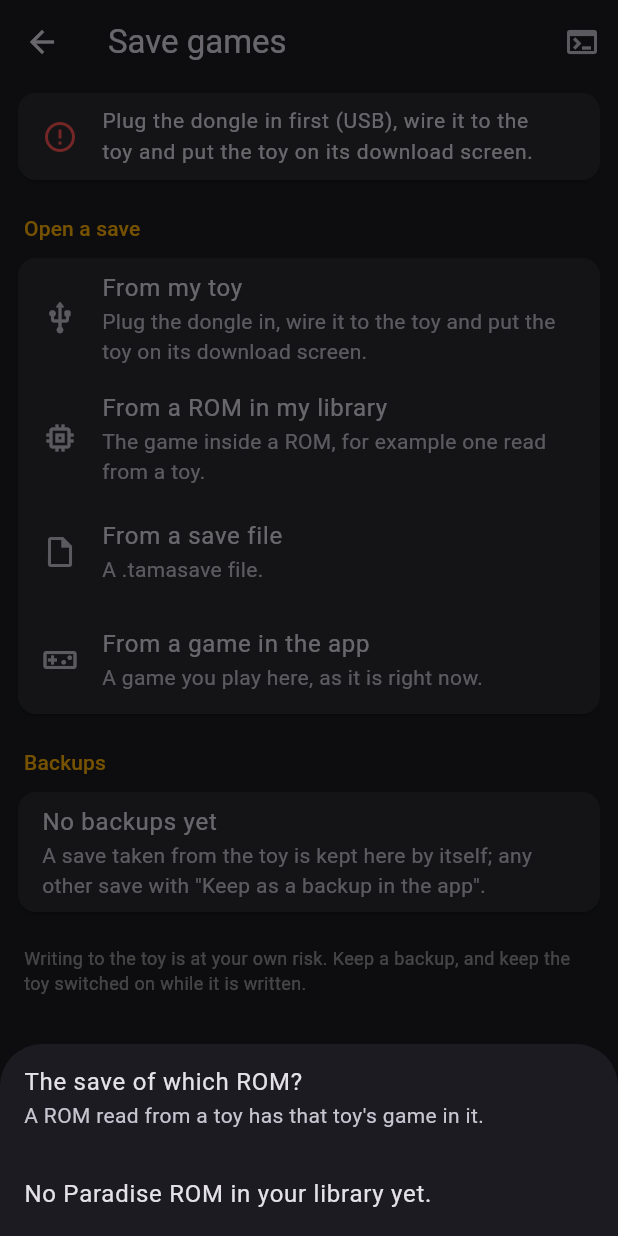
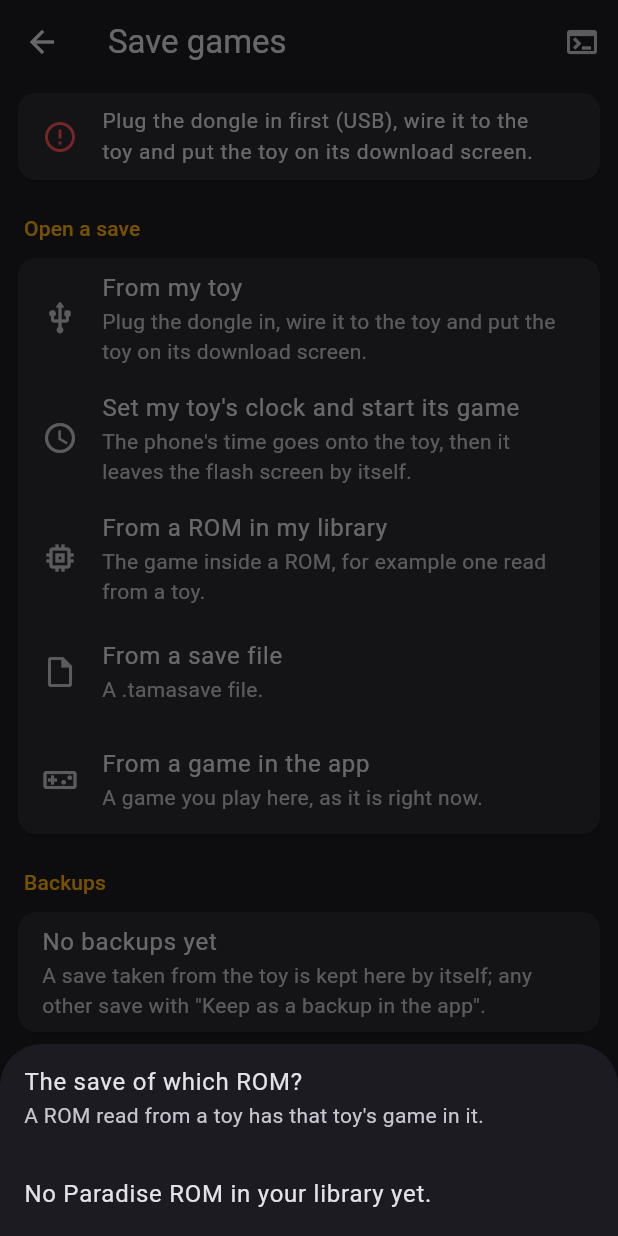
Before and after one commit to Coral-coder/tama-emu-ios, a Flutter app: the SavesScreen screen opened directly, after a tap on "From my toy", after a tap on "From a ROM in my library", on a phone screen of 412 x 824 dp. Run offline on Flutter 3.47's test engine with Material 3 defaults, Android fonts, the phone set to English and light mode, and no system bars; our stand-ins replace file_picker, flutter_blue_plus, material_ui, permission_handler, share_plus and 3 more; missing offline and left inert: cryptography, dart:ffi, mqtt_client, webview_flutter_android, webview_flutter_wkwebview; accounts and stored records are empty; network calls fail; statements that could not run were skipped; key blocks and very long unbroken strings in the code were emptied for the run.

Commit message:
Toy: leave the flash screen without the reset button, set its clock from the phone *u
Co-Authored-By: Claude Fable 5.2 <noreply@anthropic.com>
Claude-Session: https://claude.ai/code/session_01CiKekUjqKVudkMcA3NQuT7

```diff
--- a/lib/paramix/save_flow.dart
+++ b/lib/paramix/save_flow.dart
@@ -380,6 +380,27 @@ Future<DeviceWritten> devSaveWrite(SaveDevice d, ParaSave save, ParaCheck chk, {
   return DeviceWritten(w, map.length, cl, t('devSaveDone', {'w': w, 'c': cl ? t('devSaveClock') : t('devSaveClockNo')}));
 }
 
+/// Sets the toy's clock to [now] (the phone's local time). The game counts its date from an
+/// origin in its settings block (days since 2025-01-01 at +12, seconds of the day at +16) plus
+/// the seconds counter of the clock chip, so the counter is set to the time since that origin.
+/// Null when it worked, else why not.
+Future<String?> devClockNow(Paradise dev, {DateTime? now}) async {
+  final ed = dev.info!.edition;
+  final pages = <int, Uint8List>{};
+  for (final a in setAddrs(ed)) {
+    pages[a] = await dev.read(a, 0x1000);
+  }
+  final set = setOf(pages, ed)?.p;
+  if (set == null) return 'The toy has no game yet: start it once and set its clock there.';
+  final days = u32(set, 12), sec = u32(set, 16);
+  if (days > 40000 || sec >= 86400) return 'The toy keeps its date in a way this app does not know.';
+  final n = now ?? DateTime.now();
+  final local = DateTime.utc(n.year, n.month, n.day, n.hour, n.minute, n.second).difference(DateTime.utc(2025)).inSeconds;
+  final counter = local - (days * 86400 + sec);
+  if (counter < 0 || counter > 0xFFFFFFFF) return 'The date on the toy lies after today: set it on the toy once.';
+  return await dev.clockSet(counter) ? null : 'The toy did not take the time (its clock is not running: set it on the toy once).';
+}
+
 // ------------------------------------------------------------------ slots of the menu
 /// One line of the Studio's "Slot" list (renderSave, app.js:3239-3240).
 class SlotChoice {
--- a/lib/paramix/saves.dart
+++ b/lib/paramix/saves.dart
@@ -254,10 +254,11 @@ ParaCheck paraCheck(ParaSave save, int edition) {
   final so = setOf(pages, edition), set = so?.p;
   if (set == null) {
     errors.add(const SaveNote('saveNoSettings'));
-  } else if (!(family(edition) == 'neon' && save.edition != 0) && (u16(set, 12) == 0x016D) != (family(edition) == 'gen3' || family(edition) == 'neon')) {
-    // Not as in the Studio, which checks this word on every save: a save that says it is from
-    // Neon Planets was already matched by family above, and a real Neon Planets refused its own
-    // save on this word. There it only decides for a save that does not name its edition.
+  } else if (!(save.edition != 0 && (family(edition) == 'gen3' || family(edition) == 'neon')) && (u16(set, 12) == 0x016D) != (family(edition) == 'gen3' || family(edition) == 'neon')) {
+    // Not as in the Studio, which checks this word on every save. The word is the low half of
+    // the day the game counts its date from (365 = 2026-01-01, where the newer editions start):
+    // a toy whose origin is another day had its own save refused. A save that names its edition
+    // was already matched by family above; the word only decides for one that does not.
     errors.add(const SaveNote('saveFamily'));
   }
   var complete = true;
--- a/lib/ui/device_screen.dart
+++ b/lib/ui/device_screen.dart
@@ -8,6 +8,7 @@ import 'package:material_ui/material_ui.dart';
 import '../emu/rom_info.dart';
 import '../paramix/edition.dart';
 import '../paramix/flash.dart';
+import '../paramix/save_flow.dart' as sf;
 import '../services/app_state.dart';
 import '../services/rom_library.dart';
 import '../services/serial/serial_hub.dart';
@@ -33,6 +34,7 @@ class _DeviceScreenState extends State<DeviceScreen> {
   List<UsbAdapter> _usb = [];
   FlashLink? _link;
   Paradise? _dev;
+  bool _restartAfter = true;
   bool _busy = false;
   String _phase = '';
   double? _progress;
@@ -218,8 +220,23 @@ class _DeviceScreenState extends State<DeviceScreen> {
       for (final n in r.notes) {
         _say('  $n');
       }
+      if (_restartAfter) await _leave(dev);
     });
   }
+
+  /// The toy leaves the flash screen and starts its game (no reset button).
+  Future<void> _leave(Paradise dev) async {
+    final ok = await dev.restart();
+    _say(ok ? '✓ The toy restarts into its game' : 'The toy did not restart by itself: press its reset button');
+    if (ok && mounted) setState(() => _dev = null);
+  }
+
+  Future<void> _clockNow({bool leave = false}) => _task('Setting the toy\'s clock', () async {
+        final dev = _dev!;
+        final err = await sf.devClockNow(dev);
+        _say(err ?? '✓ The toy\'s clock is set to the phone\'s time');
+        if (leave) await _leave(dev);
+      });
 
   @override
   Widget build(BuildContext context) {
@@ -279,6 +296,11 @@ class _DeviceScreenState extends State<DeviceScreen> {
                 OutlinedButton.icon(onPressed: _busy ? null : _read, icon: const Icon(Icons.download), label: const Text('Read the device (backup to the library)')),
                 const SizedBox(height: 8),
                 OutlinedButton.icon(onPressed: _busy ? null : _write, icon: const Icon(Icons.upload), label: Text(_withSave ? 'Write my game with its save to the toy' : 'Write a ROM to the device …')),
+                const SizedBox(height: 8),
+                OutlinedButton.icon(onPressed: _busy ? null : () => _clockNow(leave: true), icon: const Icon(Icons.schedule), label: const Text('Set the clock and start the game')),
+                const SizedBox(height: 8),
+                OutlinedButton.icon(onPressed: _busy ? null : () => _task('Restarting the toy', () => _leave(_dev!)), icon: const Icon(Icons.restart_alt), label: const Text('Leave the flash screen (start the game)')),
+                SwitchListTile(dense: true, title: const Text('Start the game when a write is done'), value: _restartAfter, onChanged: (v) => setState(() => _restartAfter = v)),
                 SwitchListTile(dense: true, title: const Text('Only changes'), value: _onlyChanged, onChanged: (v) => setState(() => _onlyChanged = v)),
                 SwitchListTile(dense: true, title: const Text('Keep the saves on the device'), value: _keepSaves, onChanged: (v) => setState(() => _keepSaves = v)),
                 SwitchListTile(
--- a/lib/ui/saves_screen.dart
+++ b/lib/ui/saves_screen.dart
@@ -702,8 +702,31 @@ class _SavesScreenState extends State<SavesScreen> {
         _say('Cancelled after ${w.written} of ${w.planned} pages. The save on the toy is now mixed: write this save again (or your backup) before you use the toy.', bad: true);
       } else {
         _say('${w.written == 0 ? 'The toy already holds this save, nothing had to be written.' : 'Done: ${w.written} pages written and checked.'} '
-            '${w.clock ? 'The clock was taken over.' : 'Please set the clock on the toy.'} Switch the toy off and on to play.');
+            '${w.clock ? 'The clock was taken over.' : 'Please set the clock on the toy.'}');
+        await _leaveToy();
       }
+    });
+  }
+
+  /// The toy leaves the flash screen and starts its game (no reset button).
+  Future<void> _leaveToy() async {
+    final dev = _dev;
+    if (dev == null) return;
+    final ok = await dev.restart();
+    if (ok) {
+      _dev = null;
+      _say('${_note ?? ''} The toy restarts into its game.'.trim());
+    } else {
+      _say('${_note ?? ''} Press the toy\'s reset button to play.'.trim());
+    }
+  }
+
+  Future<void> _clockNow() async {
+    if (!await _connect() || !mounted) return;
+    await _task('Setting the toy\'s clock', device: true, () async {
+      final err = await sf.devClockNow(_dev!);
+      _say(err ?? 'The toy\'s clock is set to the phone\'s time.', bad: err != null);
+      await _leaveToy();
     });
   }
 
@@ -783,6 +806,19 @@ class _SavesScreenState extends State<SavesScreen> {
                       : 'Dongle ready (${t.label}). Put the toy on its download screen.'),
               onTap: _busy ? null : _fromToy,
             ),
+            ListTile(
+              leading: const Icon(Icons.schedule),
+              title: const Text('Set my toy\'s clock and start its game'),
+              subtitle: const Text('The phone\'s time goes onto the toy, then it leaves the flash screen by itself.'),
+              onTap: _busy ? null : _clockNow,
+            ),
+            if (_dev != null)
+              ListTile(
+                leading: const Icon(Icons.restart_alt),
+                title: const Text('Leave the flash screen'),
+                subtitle: const Text('The toy starts its game, without its reset button.'),
+                onTap: _busy ? null : () => _task('Restarting the toy', device: true, _leaveToy),
+              ),
             if (t == null)
               for (final a in _usb) ListTile(dense: true, leading: const Icon(Icons.cable), title: Text(a.name), trailing: const Icon(Icons.link), onTap: _busy ? null : () => _openUsb(a)),
             ListTile(leading: const Icon(Icons.memory), title: const Text('From a ROM in my library'), subtitle: const Text('The game inside a ROM, for example one read from a toy.'), onTap: _busy ? null : _fromRom),
```
Also changed, not shown: lib/paramix/flash.dart (+15 -0 lines), 5 other files.
